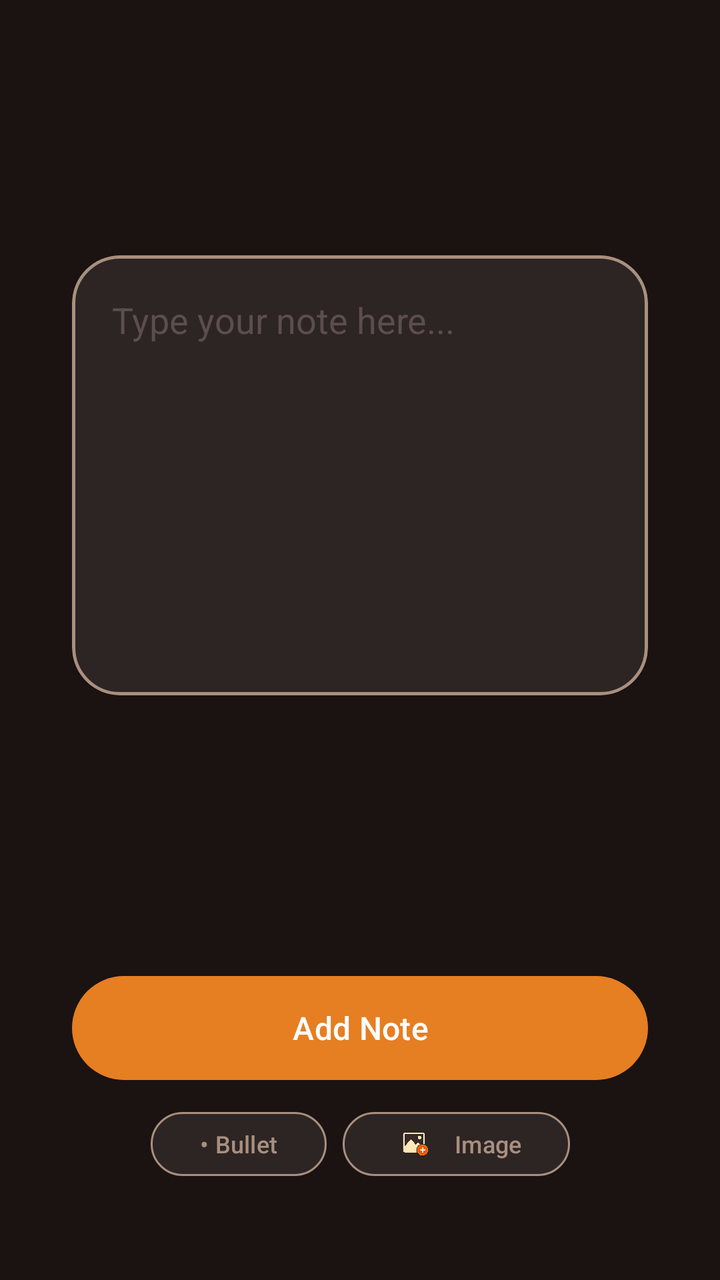
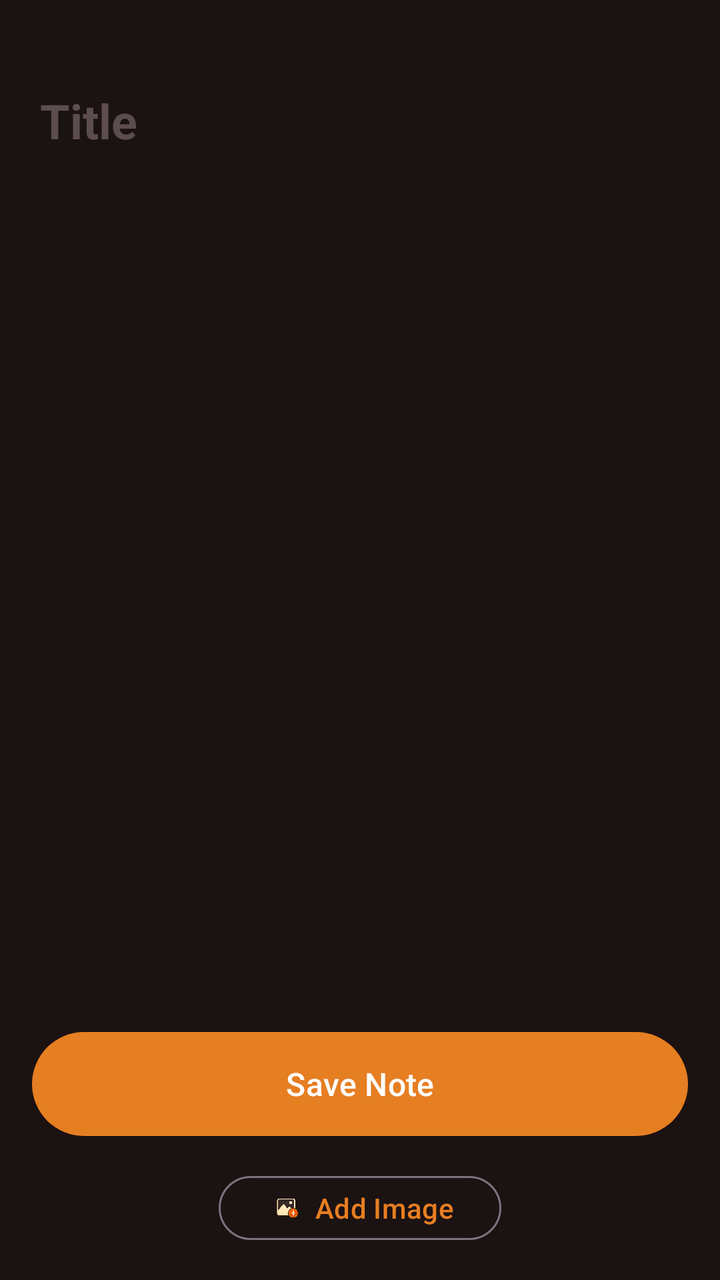

Two renders of the same Android screen: before a commit and after it. Below are the layout's source before the change and the commit's diff.
<!-- AndroidManifest.xml: application theme Theme.TodoApp -->
<!-- res/layout/activity_add_notes.xml -->
<?xml version="1.0" encoding="utf-8"?>
<androidx.constraintlayout.widget.ConstraintLayout xmlns:android="http://schemas.android.com/apk/res/android"
    xmlns:app="http://schemas.android.com/apk/res-auto"
    xmlns:tools="http://schemas.android.com/tools"
    android:id="@+id/main"
    android:layout_width="match_parent"
    android:layout_height="match_parent"
    android:padding="16dp"
    tools:context=".activities.AddNotesActivity">

    <com.google.android.material.card.MaterialCardView
        android:layout_marginLeft="20dp"
        android:layout_marginRight="20dp"
        android:id="@+id/noteCard"
        android:layout_width="0dp"
        android:layout_height="wrap_content"
        app:cardCornerRadius="24dp"
        app:cardElevation="0dp"
        app:strokeWidth="1.5dp"
        app:strokeColor="?attr/colorSecondary"
        app:cardBackgroundColor="?attr/colorSurface"
        app:layout_constraintBottom_toTopOf="@+id/addNoteButton"
        app:layout_constraintEnd_toEndOf="parent"
        app:layout_constraintStart_toStartOf="parent"
        app:layout_constraintTop_toTopOf="parent"
        app:layout_constraintVertical_bias="0.45">

        <LinearLayout
            android:layout_width="match_parent"
            android:layout_height="wrap_content"
            android:orientation="vertical">

            <EditText

                android:id="@+id/enterNote"
                android:layout_width="match_parent"
                android:layout_height="220dp"
                android:background="@android:color/transparent"
                android:gravity="top"
                android:hint="Type your note here..."
                android:inputType="textMultiLine"
                android:padding="20dp"
                android:scrollbars="vertical"
                android:textColor="?android:attr/textColorPrimary"
                android:textColorHint="?android:attr/textColorHint" />

            <androidx.recyclerview.widget.RecyclerView
                android:id="@+id/imagesRecyclerView"
                android:layout_width="match_parent"
                android:layout_height="wrap_content"
                android:padding="8dp"
                android:visibility="gone"
                app:layoutManager="androidx.recyclerview.widget.LinearLayoutManager"
                android:orientation="horizontal" />
        </LinearLayout>

    </com.google.android.material.card.MaterialCardView>

    <com.google.android.material.button.MaterialButton
        android:id="@+id/addNoteButton"
        android:layout_width="0dp"
        android:layout_height="60dp"
        android:layout_marginHorizontal="20dp"
        android:layout_marginBottom="80dp"
        android:text="Add Note"
        android:textSize="16sp"
        app:cornerRadius="30dp"
        app:layout_constraintBottom_toBottomOf="parent"
        app:layout_constraintEnd_toEndOf="parent"
        app:layout_constraintStart_toStartOf="parent" />

    <LinearLayout
        android:id="@+id/formattingToolbar"
        android:layout_width="wrap_content"
        android:layout_height="wrap_content"
        android:orientation="horizontal"
        android:layout_marginTop="8dp"
        app:layout_constraintEnd_toEndOf="@+id/addNoteButton"
        app:layout_constraintStart_toStartOf="@+id/addNoteButton"
        app:layout_constraintTop_toBottomOf="@+id/addNoteButton">

        <com.google.android.material.button.MaterialButton
            android:id="@+id/bulletButton"
            android:layout_width="wrap_content"
            android:layout_height="40dp"
            android:layout_marginEnd="8dp"
            android:text="• Bullet"
            android:textAllCaps="false"
            android:textSize="12sp"
            app:backgroundTint="@color/card_bg"
            app:cornerRadius="20dp"
            app:strokeColor="@color/text_secondary"
            app:strokeWidth="1dp"
            android:textColor="@color/text_secondary"/>

        <com.google.android.material.button.MaterialButton
            android:id="@+id/imageButton"
            android:layout_width="wrap_content"
            android:layout_height="40dp"
            android:text="Image"
            android:textAllCaps="false"
            android:textSize="12sp"
            app:icon="@drawable/img"
            app:iconSize="24dp"
            app:iconTint="@null"
            app:backgroundTint="@color/card_bg"
            app:cornerRadius="20dp"
            app:strokeColor="@color/text_secondary"
            app:strokeWidth="1dp"
            android:textColor="@color/text_secondary"/>

    </LinearLayout>

</androidx.constraintlayout.widget.ConstraintLayout>
<!-- resources referenced by this layout -->
<resources>
  <color name="card_bg">#2D2424</color>
  <color name="text_secondary">#A8907E</color>
  <!-- drawable img: png bitmap (drawable, 502831 bytes) -->
  <style name="Theme.TodoApp" parent="Base.Theme.TodoApp" />
  <style name="Base.Theme.TodoApp" parent="Theme.Material3.Light.NoActionBar">
          
          <item name="colorPrimary">@color/primary_brand</item>
          <item name="colorOnPrimary">@color/white</item>
          <item name="colorSecondary">@color/text_secondary</item>
  
          
          <item name="android:windowBackground">@color/app_background</item>
          <item name="android:colorBackground">@color/app_background</item>
          <item name="android:statusBarColor">@color/app_background</item>
          <item name="android:navigationBarColor">@color/app_background</item>
          <item name="android:windowLightStatusBar">false</item>
  
          
          <item name="android:textColorPrimary">@color/text_primary</item>
          <item name="android:textColorSecondary">@color/text_secondary</item>
          <item name="android:textColorHint">@color/text_hint</item>
  
          
          <item name="colorSurface">@color/card_bg</item>
          <item name="colorOnSurface">@color/text_primary</item>
          <item name="colorSurfaceVariant">@color/card_bg</item>
          <item name="colorOnSurfaceVariant">@color/text_secondary</item>
  
          <item name="colorContainer">@color/card_bg</item>
          <item name="colorOnContainer">@color/text_primary</item>
  
          
          <item name="colorPrimaryContainer">@color/primary_brand</item>
          <item name="colorOnPrimaryContainer">@color/white</item>
      </style>
  <color name="primary_brand">#E67E22</color>
  <color name="white">#FFFFFFFF</color>
  <color name="app_background">#1B1212</color>
  <color name="text_primary">#F5E8C7</color>
  <color name="text_hint">#5D4E4E</color>
</resources>

<!-- the commit's change to res/layout/activity_add_notes.xml (unified diff, before → after) -->
@@ -1,114 +1,86 @@
 <?xml version="1.0" encoding="utf-8"?>
-<androidx.constraintlayout.widget.ConstraintLayout xmlns:android="http://schemas.android.com/apk/res/android"
+<androidx.coordinatorlayout.widget.CoordinatorLayout xmlns:android="http://schemas.android.com/apk/res/android"
     xmlns:app="http://schemas.android.com/apk/res-auto"
-    xmlns:tools="http://schemas.android.com/tools"
     android:id="@+id/main"
     android:layout_width="match_parent"
     android:layout_height="match_parent"
-    android:padding="16dp"
-    tools:context=".activities.AddNotesActivity">
+    android:background="?android:attr/colorBackground">
 
-    <com.google.android.material.card.MaterialCardView
-        android:layout_marginLeft="20dp"
-        android:layout_marginRight="20dp"
-        android:id="@+id/noteCard"
-        android:layout_width="0dp"
-        android:layout_height="wrap_content"
-        app:cardCornerRadius="24dp"
-        app:cardElevation="0dp"
-        app:strokeWidth="1.5dp"
-        app:strokeColor="?attr/colorSecondary"
-        app:cardBackgroundColor="?attr/colorSurface"
-        app:layout_constraintBottom_toTopOf="@+id/addNoteButton"
-        app:layout_constraintEnd_toEndOf="parent"
-        app:layout_constraintStart_toStartOf="parent"
-        app:layout_constraintTop_toTopOf="parent"
-        app:layout_constraintVertical_bias="0.45">
+    <androidx.core.widget.NestedScrollView
+        android:layout_width="match_parent"
+        android:layout_height="match_parent"
+        android:fillViewport="true">
 
         <LinearLayout
             android:layout_width="match_parent"
             android:layout_height="wrap_content"
-            android:orientation="vertical">
+            android:orientation="vertical"
+            android:padding="20dp">
 
             <EditText
-
-                android:id="@+id/enterNote"
-                android:layout_width="match_parent"
-                android:layout_height="220dp"
-                android:background="@android:color/transparent"
-                android:gravity="top"
-                android:hint="Type your note here..."
-                android:inputType="textMultiLine"
-                android:padding="20dp"
-                android:scrollbars="vertical"
-                android:textColor="?android:attr/textColorPrimary"
-                android:textColorHint="?android:attr/textColorHint" />
-
-            <androidx.recyclerview.widget.RecyclerView
-                android:id="@+id/imagesRecyclerView"
+                android:id="@+id/enterTitle"
                 android:layout_width="match_parent"
                 android:layout_height="wrap_content"
-                android:padding="8dp"
-                android:visibility="gone"
-                app:layoutManager="androidx.recyclerview.widget.LinearLayoutManager"
-                android:orientation="horizontal" />
+                android:layout_marginTop="24dp"
+                android:background="@null"
+                android:hint="Title"
+                android:importantForAutofill="no"
+                android:inputType="textMultiLine"
+                android:textColor="?attr/colorOnSurface"
+                android:textSize="24sp"
+                android:textStyle="bold" />
+
+            <LinearLayout
+                android:id="@+id/notesContainer"
+                android:layout_width="match_parent"
+                android:layout_height="wrap_content"
+                android:orientation="vertical"
+                android:layout_marginTop="16dp" />
+
+            <View
+                android:layout_width="match_parent"
+                android:layout_height="120dp" />
+
         </LinearLayout>
-
-    </com.google.android.material.card.MaterialCardView>
-
-    <com.google.android.material.button.MaterialButton
-        android:id="@+id/addNoteButton"
-        android:layout_width="0dp"
-        android:layout_height="60dp"
-        android:layout_marginHorizontal="20dp"
-        android:layout_marginBottom="80dp"
-        android:text="Add Note"
-        android:textSize="16sp"
-        app:cornerRadius="30dp"
-        app:layout_constraintBottom_toBottomOf="parent"
-        app:layout_constraintEnd_toEndOf="parent"
-        app:layout_constraintStart_toStartOf="parent" />
+    </androidx.core.widget.NestedScrollView>
 
     <LinearLayout
-        android:id="@+id/formattingToolbar"
-        android:layout_width="wrap_content"
+        android:layout_width="match_parent"
         android:layout_height="wrap_content"
-        android:orientation="horizontal"
-        android:layout_marginTop="8dp"
-        app:layout_constraintEnd_toEndOf="@+id/addNoteButton"
-        app:layout_constraintStart_toStartOf="@+id/addNoteButton"
-        app:layout_constraintTop_toBottomOf="@+id/addNoteButton">
+        android:layout_gravity="bottom"
+        android:background="?android:attr/colorBackground"
+        android:elevation="16dp"
+        android:orientation="vertical"
+        android:padding="16dp">
 
         <com.google.android.material.button.MaterialButton
-            android:id="@+id/bulletButton"
+            android:id="@+id/addNoteButton"
+            android:layout_width="match_parent"
+            android:layout_height="60dp"
+            android:text="Save Note"
+            android:textSize="16sp"
+            app:cornerRadius="30dp" />
+
+        <LinearLayout
             android:layout_width="wrap_content"
-            android:layout_height="40dp"
-            android:layout_marginEnd="8dp"
-            android:text="• Bullet"
-            android:textAllCaps="false"
-            android:textSize="12sp"
-            app:backgroundTint="@color/card_bg"
-            app:cornerRadius="20dp"
-            app:strokeColor="@color/text_secondary"
-            app:strokeWidth="1dp"
-            android:textColor="@color/text_secondary"/>
+            android:layout_height="wrap_content"
+            android:layout_gravity="center_horizontal"
+            android:layout_marginTop="12dp"
+            android:orientation="horizontal">
 
-        <com.google.android.material.button.MaterialButton
-            android:id="@+id/imageButton"
-            android:layout_width="wrap_content"
-            android:layout_height="40dp"
-            android:text="Image"
-            android:textAllCaps="false"
-            android:textSize="12sp"
-            app:icon="@drawable/img"
-            app:iconSize="24dp"
-            app:iconTint="@null"
-            app:backgroundTint="@color/card_bg"
-            app:cornerRadius="20dp"
-            app:strokeColor="@color/text_secondary"
-            app:strokeWidth="1dp"
-            android:textColor="@color/text_secondary"/>
+            <com.google.android.material.button.MaterialButton
+                android:id="@+id/imageButton"
+                style="@style/Widget.Material3.Button.OutlinedButton"
+                android:layout_width="wrap_content"
+                android:layout_height="40dp"
+                android:text="Add Image"
+                android:textAllCaps="false"
+                app:cornerRadius="20dp"
+                app:icon="@drawable/img"
+                app:iconSize="20dp"
+                app:iconTint="@null" />
 
+        </LinearLayout>
     </LinearLayout>
 
-</androidx.constraintlayout.widget.ConstraintLayout>
+</androidx.coordinatorlayout.widget.CoordinatorLayout>
